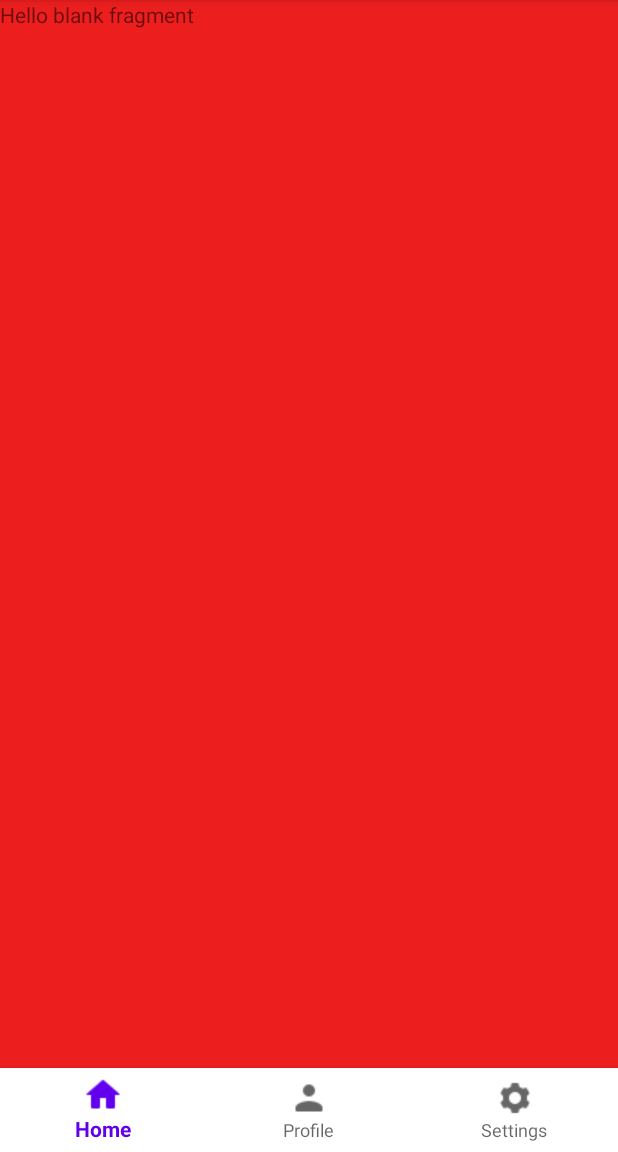
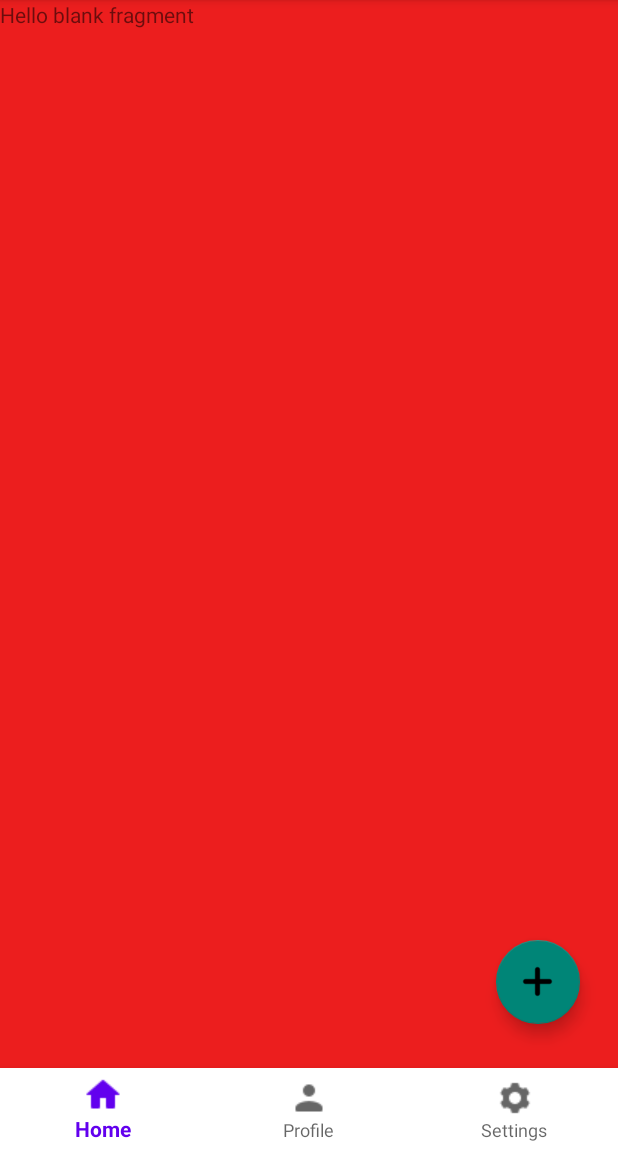
Before and after one commit to harelMasuri/RevengeForYou, an Android app: the HomeFragment screen opened directly, with no data from a screen before it, on a phone screen of 412 x 824 dp, the part 84-1236 px from its top. Run offline under Robolectric (Android 15) with nearby library versions, the phone set to English and light mode, and no system bars.

Commit message:
floating action button

```diff
--- a/app/src/main/AndroidManifest.xml
+++ b/app/src/main/AndroidManifest.xml
@@ -4,9 +4,9 @@
 
     <application
         android:allowBackup="true"
-        android:icon="@mipmap/ic_launcher"
+        android:icon="@mipmap/icon_revenge"
         android:label="@string/app_name"
-        android:roundIcon="@mipmap/icon_revenge"
+        android:roundIcon="@mipmap/ic_launcher"
         android:supportsRtl="false"
         android:theme="@style/Theme.RevengeForYou">
         <activity android:name=".RevengeAcount"></activity>
--- a/app/src/main/res/layout/fragment_home.xml
+++ b/app/src/main/res/layout/fragment_home.xml
@@ -3,6 +3,7 @@
     xmlns:tools="http://schemas.android.com/tools"
     android:layout_width="match_parent"
     android:layout_height="match_parent"
+    xmlns:app="http://schemas.android.com/apk/res-auto"
     tools:context=".HomeFragment"
     android:background="#EC1E1E">
 
@@ -12,4 +13,16 @@
         android:layout_height="match_parent"
         android:text="@string/hello_blank_fragment" />
 
+    <com.google.android.material.floatingactionbutton.FloatingActionButton
+        android:layout_width="match_parent"
+        android:layout_height="wrap_content"
+        android:id="@+id/btn"
+        android:textSize="30sp"
+        android:layout_gravity="bottom|end"
+        android:layout_marginBottom="85dp"
+        android:layout_marginRight="25dp"
+        app:maxImageSize="30dp"
+        android:src="@drawable/icon_add"
+        />
+
 </FrameLayout>
```
Also changed, not shown: app/src/main/res/drawable/icon_add.png (added), app/src/main/res/mipmap-anydpi-v26/icon_revenge.png (deleted), app/src/main/res/mipmap-hdpi/icon_revenge.png (added).
